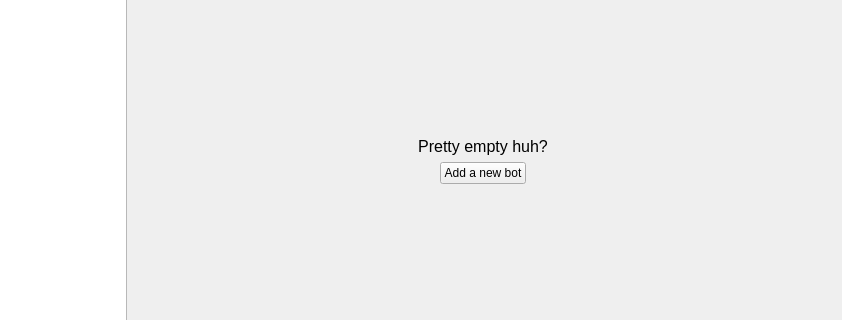
Old version of the form botfather/gui/mainwindow.ui in the repository botfatherio/botfather; both pictures show x 138 to 980 and y 143 to 463 of the 980 by 580 pixel window.
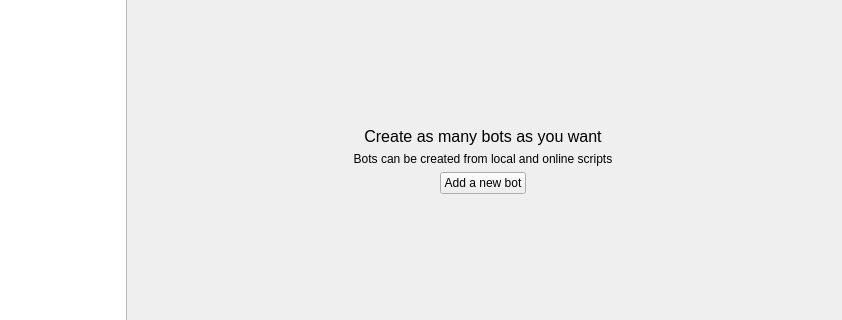
New version of the form. Icons and pictures are not drawn.

Commit message: Update the message shown when there are no bots

Diff of the .ui file:
```diff
--- a/botfather/gui/mainwindow.ui
+++ b/botfather/gui/mainwindow.ui
@@ -73,7 +73,17 @@
         <item>
          <widget class="QLabel" name="label">
           <property name="text">
-           <string>&lt;html&gt;&lt;head/&gt;&lt;body&gt;&lt;p&gt;&lt;span style=&quot; font-size:12pt;&quot;&gt;Pretty empty huh?&lt;/span&gt;&lt;/p&gt;&lt;/body&gt;&lt;/html&gt;</string>
+           <string>&lt;html&gt;&lt;head/&gt;&lt;body&gt;&lt;p&gt;&lt;span style=&quot; font-size:12pt;&quot;&gt;Create as many bots as you want&lt;/span&gt;&lt;/p&gt;&lt;/body&gt;&lt;/html&gt;</string>
+          </property>
+          <property name="alignment">
+           <set>Qt::AlignCenter</set>
+          </property>
+         </widget>
+        </item>
+        <item>
+         <widget class="QLabel" name="label_2">
+          <property name="text">
+           <string>Bots can be created from local and online scripts</string>
           </property>
           <property name="alignment">
            <set>Qt::AlignCenter</set>
```
Left out of the diff: 2 changed lines with no effect on the pictures.
